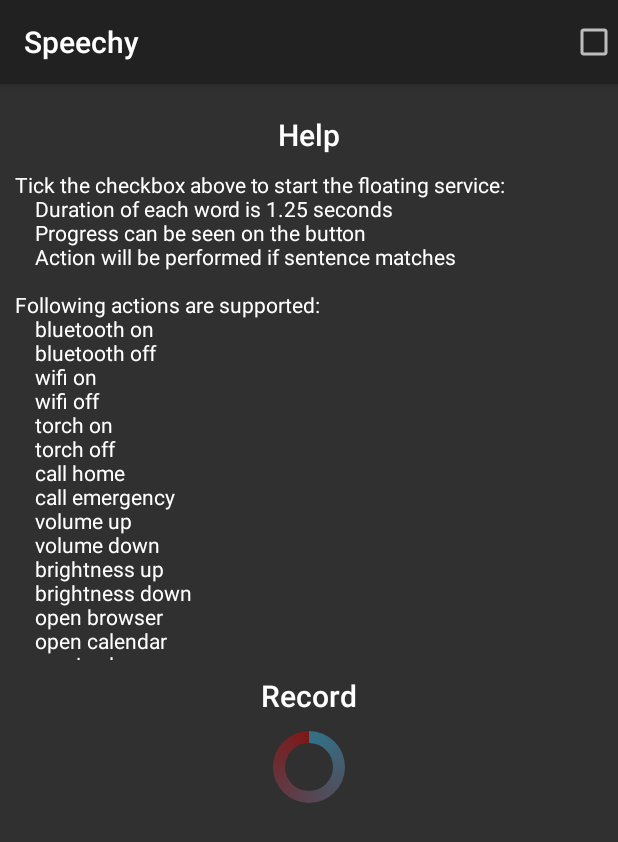
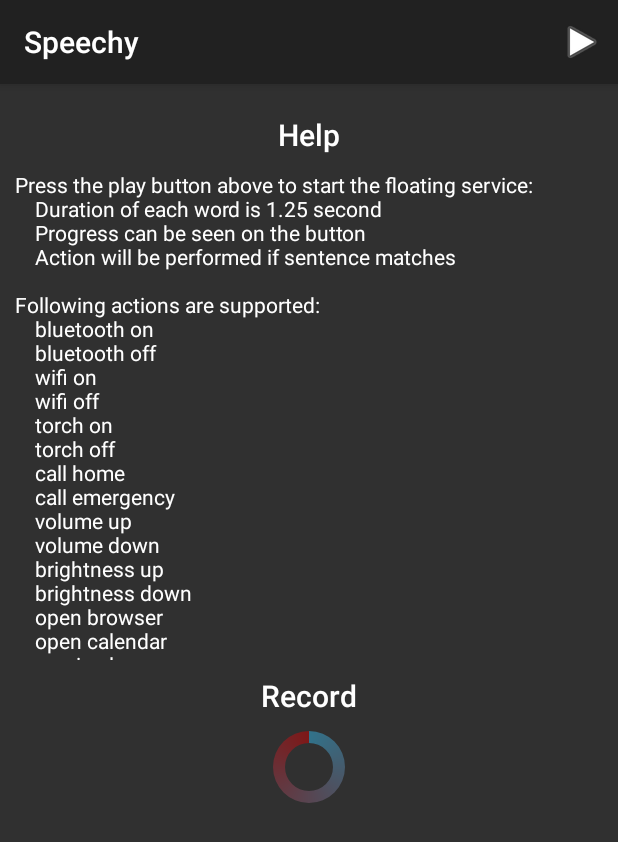
Before and after one commit to theawless/BTech-Project, an Android app: the screen it shows after launch (MainActivity), on a phone screen of 412 x 824 dp. Shown: the top 842 px of the screen. Run offline under Robolectric (Android 15) with nearby library versions, the phone set to English and light mode, and no system bars; libraries missing offline, so code that uses them is left out: kotlinx.coroutines.experimental; 1 statement that could not run was skipped.

Commit message:
Simplify options

```diff
--- a/android/app/src/main/java/com/gobbledygook/theawless/speechy/MainActivity.kt
+++ b/android/app/src/main/java/com/gobbledygook/theawless/speechy/MainActivity.kt
@@ -8,7 +8,7 @@
 import android.os.Bundle
 import android.provider.Settings
 import android.view.Menu
-import android.widget.CheckBox
+import android.view.MenuItem
 import android.widget.RadioButton
 import android.widget.Toast
 import kotlinx.android.synthetic.main.activity.*
@@ -76,7 +76,6 @@
         }
     }
 
-    // only for testing purposes
     private external fun train(folder: String)
 
     override fun onRequestPermissionsResult(requestCode: Int, permissions: Array<out String>, grantResults: IntArray) {
@@ -112,14 +111,16 @@
 
     override fun onCreateOptionsMenu(menu: Menu): Boolean {
         menuInflater.inflate(R.menu.options, menu)
-        (menu.findItem(R.id.toggleItem).actionView as CheckBox).setOnCheckedChangeListener { _, checked ->
-            if (checked) {
+        return true
+    }
+
+    override fun onOptionsItemSelected(item: MenuItem): Boolean {
+        when (item.itemId) {
+            R.id.startItem -> {
                 startService(Intent(applicationContext, FloatingService::class.java))
                 finish()
-            } else {
-                stopService(Intent(applicationContext, FloatingService::class.java))
             }
         }
-        return super.onCreateOptionsMenu(menu)
+        return super.onOptionsItemSelected(item)
     }
 }
--- a/android/app/src/main/res/menu/options.xml
+++ b/android/app/src/main/res/menu/options.xml
@@ -1,9 +1,9 @@
 <menu xmlns:android="http://schemas.android.com/apk/res/android">
 
     <item
-        android:id="@+id/toggleItem"
-        android:actionViewClass="android.widget.CheckBox"
+        android:id="@+id/startItem"
+        android:icon="@android:drawable/ic_media_play"
         android:showAsAction="always"
-        android:title="@string/toggleItemTitle" />
+        android:title="@string/startItemTitle" />
 
 </menu>
--- a/android/app/src/main/res/values/strings.xml
+++ b/android/app/src/main/res/values/strings.xml
@@ -3,8 +3,8 @@
 
     <string name="appName">Speechy</string>
     <string name="helpTextViewText">
-"Tick the checkbox above to start the floating service:
-    Duration of each word is 1.25 seconds
+"Press the play button above to start the floating service:
+    Duration of each word is 1.25 second
     Progress can be seen on the button
     Action will be performed if sentence matches
 
@@ -30,14 +30,15 @@
 
 Improve recognition by adding more utterances:
     Select a word from the list
-    Press the icon
-    Record the word
+    Press the bottom icon
+    Record the word(s)
+    Long press the bottom icon to retrain
 
 More about the project here:
     https://github.com/theawless/sr-lib
     https://github.com/theawless/BTech-Project"
     </string>
-    <string name="toggleItemTitle">Service</string>
+    <string name="startItemTitle">Start</string>
     <string name="permissionNotGratedToast">Permissions not granted</string>
     <string name="helpTextViewTitle">Help</string>
     <string name="recordTextViewTitle">Record</string>
```
